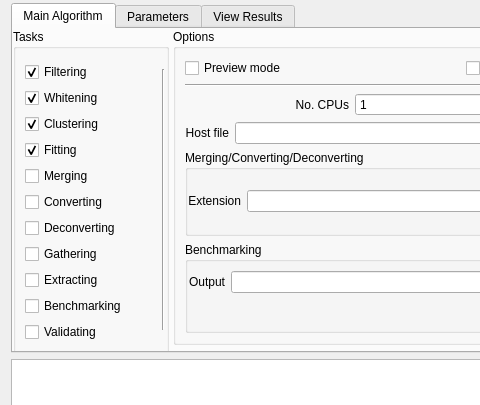
Old version of the form circus/qt_GUI/qt_launcher.ui in the repository spyking-circus/spyking-circus; both pictures show x 0 to 480 and y 129 to 534 of the 1042 by 863 pixel window.
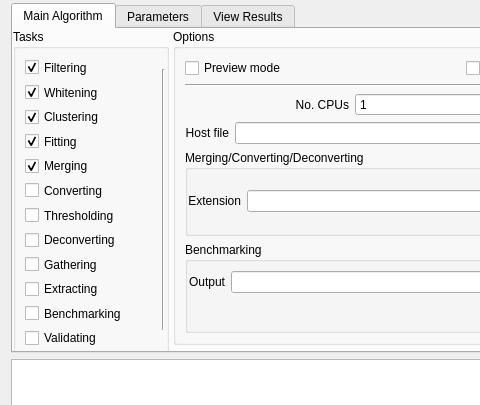
New version of the form. Icons and pictures are not drawn.

```diff
--- a/circus/qt_GUI/qt_launcher.ui
+++ b/circus/qt_GUI/qt_launcher.ui
@@ -518,6 +518,9 @@
                  <property name="text">
                   <string>Merging</string>
                  </property>
+                 <property name="checked">
+                  <bool>true</bool>
+                 </property>
                 </widget>
                </item>
                <item>
@@ -530,6 +533,16 @@
                  </property>
                 </widget>
                </item>
+               <item>
+                <widget class="QCheckBox" name="cb_thresholding">
+                 <property name="toolTip">
+                  <string>To export only MUA activity</string>
+                 </property>
+                 <property name="text">
+                  <string>Thresholding</string>
+                 </property>
+                </widget>
+               </item>
                <item>
                 <widget class="QCheckBox" name="cb_deconverting">
                  <property name="text">
```
Left out of the diff: 3 changed lines with no effect on the pictures.
